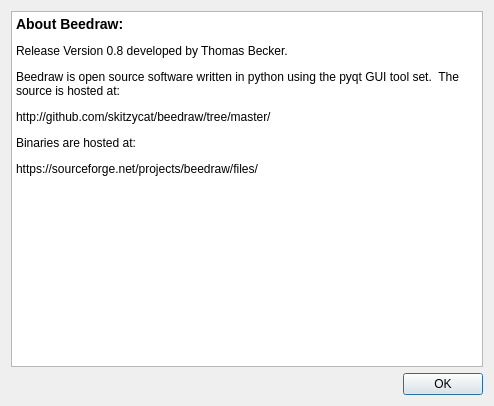
Before: the Qt Designer form designer/AboutDisplayDialogUi.ui in skitzycat/beedraw, drawn with Qt 5.
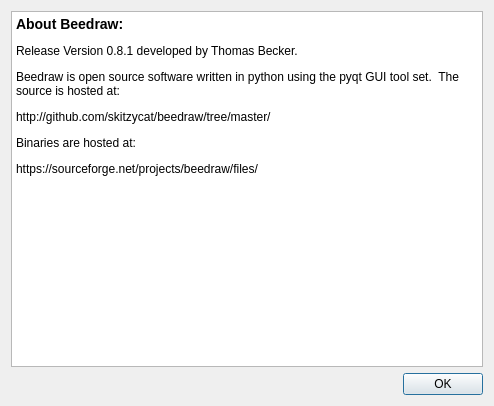
After: the same form once the commit is applied.

Commit message: increased version number for release

```diff
--- a/designer/AboutDisplayDialogUi.ui
+++ b/designer/AboutDisplayDialogUi.ui
@@ -25,7 +25,7 @@
 p, li { white-space: pre-wrap; }
 &lt;/style&gt;&lt;/head&gt;&lt;body style=&quot; font-family:'Sans Serif'; font-size:9pt; font-weight:400; font-style:normal;&quot;&gt;
 &lt;p style=&quot; margin-top:14px; margin-bottom:12px; margin-left:0px; margin-right:0px; -qt-block-indent:0; text-indent:0px;&quot;&gt;&lt;span style=&quot; font-size:large; font-weight:600;&quot;&gt;About Beedraw:&lt;/span&gt;&lt;/p&gt;
-&lt;p style=&quot; margin-top:12px; margin-bottom:12px; margin-left:0px; margin-right:0px; -qt-block-indent:0; text-indent:0px;&quot;&gt;Release Version 0.8 developed by Thomas Becker.&lt;/p&gt;
+&lt;p style=&quot; margin-top:12px; margin-bottom:12px; margin-left:0px; margin-right:0px; -qt-block-indent:0; text-indent:0px;&quot;&gt;Release Version 0.8.1 developed by Thomas Becker.&lt;/p&gt;
 &lt;p style=&quot; margin-top:12px; margin-bottom:12px; margin-left:0px; margin-right:0px; -qt-block-indent:0; text-indent:0px;&quot;&gt;Beedraw is open source software written in python using the pyqt GUI tool set.  The source is hosted at:&lt;/p&gt;
 &lt;p style=&quot; margin-top:12px; margin-bottom:12px; margin-left:0px; margin-right:0px; -qt-block-indent:0; text-indent:0px;&quot;&gt;http://github.com/skitzycat/beedraw/tree/master/&lt;/p&gt;
 &lt;p style=&quot; margin-top:12px; margin-bottom:12px; margin-left:0px; margin-right:0px; -qt-block-indent:0; text-indent:0px;&quot;&gt;Binaries are hosted at:&lt;/p&gt;
```
